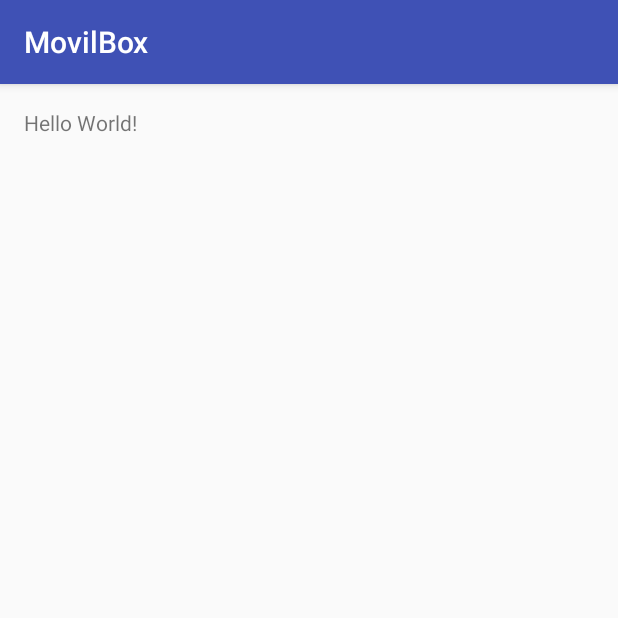
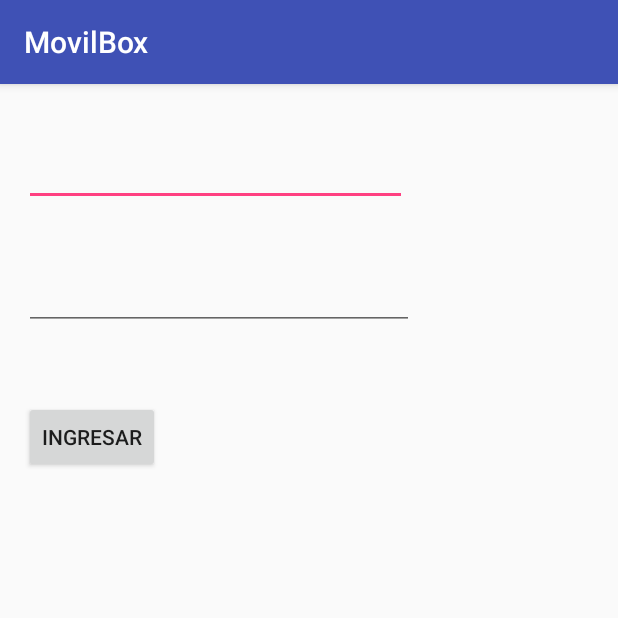
Before and after one commit to andreshash/MovilBox, an Android app: the screen it shows after launch (MainActivity), on a phone screen of 412 x 824 dp, the top half of it. Run offline under Robolectric (Android 15) with nearby library versions, the phone set to English and light mode, and no system bars.

Commit message:
primera version del login

```diff
--- a/app/src/main/AndroidManifest.xml
+++ b/app/src/main/AndroidManifest.xml
@@ -8,7 +8,7 @@
         android:label="@string/app_name"
         android:supportsRtl="true"
         android:theme="@style/AppTheme">
-        <activity android:name=".MainActivity">
+        <activity android:name=".Activitys.MainActivity">
             <intent-filter>
                 <action android:name="android.intent.action.MAIN" />
 
--- /dev/null
+++ b/app/src/main/java/com/mobi/movilbox/movilbox/Activitys/LoginFragment.java
@@ -0,0 +1,26 @@
+package com.mobi.movilbox.movilbox.Activitys;
+
+import android.content.Context;
+import android.net.Uri;
+import android.os.Bundle;
+import android.support.v4.app.Fragment;
+import android.view.LayoutInflater;
+import android.view.View;
+import android.view.ViewGroup;
+
+import com.mobi.movilbox.movilbox.R;
+
+/**
+ * Interfaz de login
+ */
+public class LoginFragment extends Fragment {
+    public static final String TAG = LoginFragment.class.getSimpleName();
+    View view;
+
+    @Override
+    public View onCreateView(LayoutInflater inflater, ViewGroup container,
+                             Bundle savedInstanceState) {
+        view = inflater.inflate(R.layout.fragment_login, container, false);
+        return  view;
+    }
+}
--- /dev/null
+++ b/app/src/main/java/com/mobi/movilbox/movilbox/Activitys/MainActivity.java
@@ -0,0 +1,53 @@
+package com.mobi.movilbox.movilbox.Activitys;
+
+import android.app.Activity;
+import android.content.Context;
+import android.support.v4.app.FragmentManager;
+import android.support.v4.app.FragmentTransaction;
+import android.support.v7.app.AppCompatActivity;
+import android.os.Bundle;
+
+import com.mobi.movilbox.movilbox.Helpers.Helpers;
+import com.mobi.movilbox.movilbox.R;
+
+/**
+ * Activity principal
+ */
+public class MainActivity extends AppCompatActivity {
+    public Context context;
+
+    @Override
+    protected void onCreate(Bundle savedInstanceState) {
+        super.onCreate(savedInstanceState);
+        setContentView(R.layout.activity_main);
+        onCreateInitialization(savedInstanceState);
+    }
+
+
+    /**
+     * Función que contiene los componentes iniciales de la actividad
+     *
+     * @param savedInstanceState
+     */
+    public void onCreateInitialization(Bundle savedInstanceState) {
+        context = initContext();
+        LoginFragment login = new LoginFragment();
+        FragmentManager fragmentManager = getSupportFragmentManager();
+        FragmentTransaction fragmentTransaction = fragmentManager.beginTransaction();
+        fragmentTransaction.replace(R.id.activity_main, login);
+        if (!isFinishing()) {
+            fragmentTransaction.commit();
+        }
+    }
+
+    /**
+     * Inicializa el contexto
+     *
+     * @return el contexto de la actividad
+     */
+    public Activity initContext() {
+        return this;
+    }
+
+
+}
--- a/app/src/main/res/layout/activity_main.xml
+++ b/app/src/main/res/layout/activity_main.xml
@@ -8,10 +8,5 @@
     android:paddingLeft="@dimen/activity_horizontal_margin"
     android:paddingRight="@dimen/activity_horizontal_margin"
     android:paddingTop="@dimen/activity_vertical_margin"
-    tools:context="com.mobi.movilbox.movilbox.MainActivity">
-
-    <TextView
-        android:layout_width="wrap_content"
-        android:layout_height="wrap_content"
-        android:text="Hello World!" />
+    tools:context="com.mobi.movilbox.movilbox.Activitys.MainActivity">
 </RelativeLayout>
--- /dev/null
+++ b/app/src/main/res/layout/fragment_login.xml
@@ -0,0 +1,45 @@
+<FrameLayout xmlns:android="http://schemas.android.com/apk/res/android"
+    xmlns:tools="http://schemas.android.com/tools"
+    android:layout_width="match_parent"
+    android:layout_height="match_parent"
+    tools:context="com.mobi.movilbox.movilbox.Activitys.LoginFragment">
+
+    <LinearLayout
+        android:layout_width="match_parent"
+        android:layout_height="match_parent"
+        android:orientation="vertical">
+
+        <EditText
+            android:id="@+id/user"
+            android:layout_width="255dp"
+            android:layout_height="wrap_content"
+            android:layout_below="@+id/textView"
+            android:layout_centerHorizontal="true"
+            android:layout_marginTop="20dp"
+            android:ems="10"
+            android:inputType="textEmailAddress" />
+
+        <EditText
+            android:id="@+id/password"
+            android:layout_width="260dp"
+            android:layout_height="wrap_content"
+            android:layout_alignLeft="@+id/editText"
+            android:layout_alignStart="@+id/editText"
+            android:layout_below="@+id/editText"
+            android:layout_marginTop="37dp"
+            android:ems="10"
+            android:inputType="textPassword" />
+
+        <Button
+            android:id="@+id/button"
+            android:layout_width="wrap_content"
+            android:layout_height="wrap_content"
+            android:layout_below="@+id/editText2"
+            android:layout_centerHorizontal="true"
+            android:layout_marginTop="47dp"
+            android:text="Ingresar" />
+
+
+    </LinearLayout>
+
+</FrameLayout>
--- a/app/src/main/res/values/strings.xml
+++ b/app/src/main/res/values/strings.xml
@@ -1,3 +1,6 @@
 <resources>
     <string name="app_name">MovilBox</string>
+
+    <!-- TODO: Remove or change this placeholder text -->
+    <string name="hello_blank_fragment">Hello blank fragment</string>
 </resources>
```
Also changed, not shown: app/build.gradle (+10 -4 lines), app/src/main/java/com/mobi/movilbox/movilbox/Helpers/Helpers.java (added, +71 -0 lines), app/src/main/java/com/mobi/movilbox/movilbox/MainActivity.java (deleted, +0 -13 lines).
